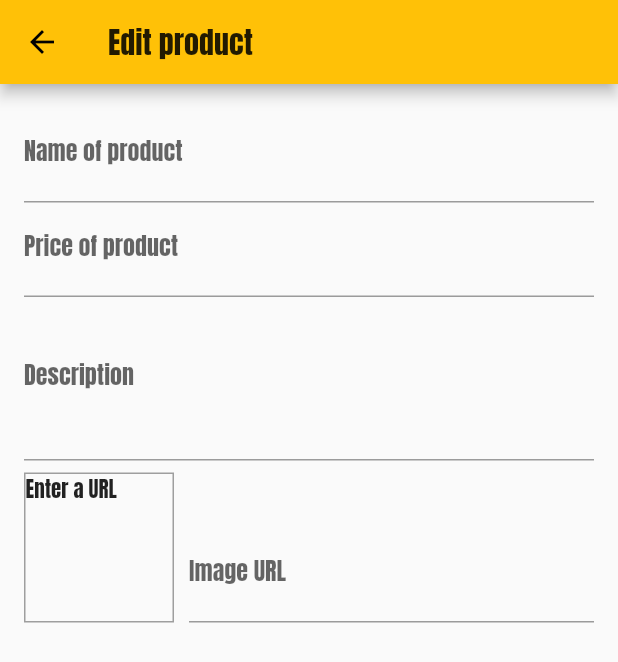
After one commit to camvrst/flutter_shop_app, a Flutter app: the EditProductScreen screen opened by its route, on a phone screen of 412 x 824 dp. The commit adds this screen. Shown: the top 662 px of the screen. Run offline on Flutter 3.47's test engine with Material 2 defaults, Android fonts, the phone set to English and light mode, and no system bars; network calls fail.

Commit message:
add new product form

```diff
--- a/lib/main.dart
+++ b/lib/main.dart
@@ -1,5 +1,7 @@
 import 'package:flutter/material.dart';
-import 'package:flutter_shop_app/screens/orders_screen.dart';
+import './screens/edit_product_screen.dart';
+import './screens/orders_screen.dart';
+import './screens/user_products_screen.dart';
 import './providers/cart.dart';
 import 'package:provider/provider.dart';
 import './screens/products_overview_screen.dart';
@@ -40,6 +42,8 @@ class MyApp extends StatelessWidget {
           ProductDetailScreen.routeName: (ctxt) => ProductDetailScreen(),
           CartScreen.routeName: (ctxt) => CartScreen(),
           OrdersScreen.routeName: (ctxt) => OrdersScreen(),
+          UserProductsScreen.routeName: (ctxt) => UserProductsScreen(),
+          EditProductScreen.routeName: (ctxt) => EditProductScreen(),
         },
       ),
     );
--- /dev/null
+++ b/lib/screens/edit_product_screen.dart
@@ -0,0 +1,110 @@
+import 'package:flutter/material.dart';
+
+class EditProductScreen extends StatefulWidget {
+  static const routeName = '/edit-product';
+  @override
+  _EditProductScreenState createState() => _EditProductScreenState();
+}
+
+class _EditProductScreenState extends State<EditProductScreen> {
+  final _priceFocusNode = FocusNode();
+  final _descriptionFocusNode = FocusNode();
+  final _imageUrlController = TextEditingController();
+  final _imageUrlFocusNode = FocusNode();
+
+  @override
+  void initState() {
+    _imageUrlFocusNode.addListener(_updateImageUrl);
+    super.initState();
+  }
+
+  @override
+  void dispose() {
+    _imageUrlFocusNode.removeListener(_updateImageUrl);
+    _priceFocusNode.dispose();
+    _descriptionFocusNode.dispose();
+    _imageUrlController.dispose();
+    _imageUrlFocusNode.dispose();
+    super.dispose();
+  }
+
+  void _updateImageUrl() {
+    if(!_imageUrlFocusNode.hasFocus) {
+      setState(() {
+
+      });
+    }
+  }
+
+  @override
+  Widget build(BuildContext context) {
+    return Scaffold(
+      appBar: AppBar(
+        title: Text('Edit product'),
+      ),
+      body: Padding(
+        padding: const EdgeInsets.all(16.0),
+        child: Form(
+          child: ListView(
+            children: [
+              TextFormField(
+                decoration: InputDecoration(labelText: 'Name of product'),
+                textInputAction: TextInputAction.next,
+                onFieldSubmitted: (_) {
+                  FocusScope.of(context).requestFocus(_priceFocusNode);
+                },
+              ),
+              TextFormField(
+                decoration: InputDecoration(labelText: 'Price of product'),
+                textInputAction: TextInputAction.next,
+                keyboardType: TextInputType.number,
+                focusNode: _priceFocusNode,
+                onFieldSubmitted: (_) {
+                  FocusScope.of(context).requestFocus(_descriptionFocusNode);
+                },
+              ),
+              TextFormField(
+                decoration: InputDecoration(labelText: 'Description'),
+                maxLines: 3,
+                keyboardType: TextInputType.multiline,
+                focusNode: _descriptionFocusNode,
+              ),
+              Row(
+                crossAxisAlignment: CrossAxisAlignment.end,
+                children: [
+                  Container(
+                    width: 100,
+                    height: 100,
+                    margin: EdgeInsets.only(top: 8, right: 10),
+                    decoration: BoxDecoration(
+                        border: Border.all(width: 1, color: Colors.grey)),
+                    child: _imageUrlController.text.isEmpty
+                        ? Text('Enter a URL')
+                        : FittedBox(
+                            child: Image.network(
+                              _imageUrlController.text,
+                              fit: BoxFit.cover,
+                            ),
+                          ),
+                  ),
+                  Expanded(
+                    child: TextFormField(
+                      decoration: InputDecoration(labelText: 'Image URL'),
+                      keyboardType: TextInputType.url,
+                      textInputAction: TextInputAction.done,
+                      controller: _imageUrlController,
+                      focusNode: _imageUrlFocusNode,
+                      onEditingComplete: () {
+                        setState(() {});
+                      },
+                    ),
+                  )
+                ],
+              )
+            ],
+          ),
+        ),
+      ),
+    );
+  }
+}
```
Also changed, not shown: lib/screens/user_products_screen.dart (added, +41 -0 lines), lib/widgets/app_drawer.dart (+10 -0 lines), lib/widgets/user_product_item.dart (added, +35 -0 lines).
